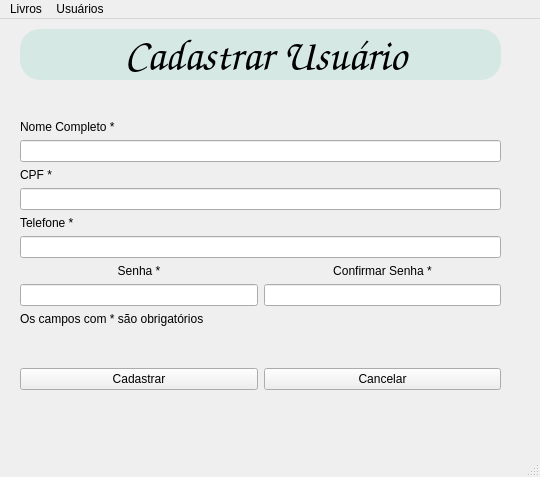
Old version of the form Ui/cadastrar_usuario.ui in the repository Braiani/Biblioteca-Python.
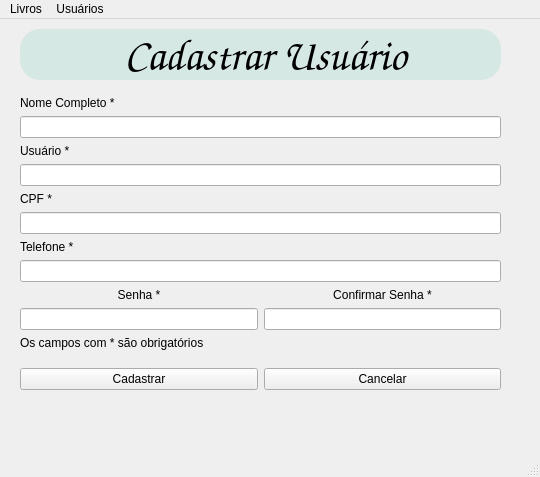
New version of the form. Icons and pictures are not drawn.

Commit message: Finalizado Tela de cadastrar usuário

Diff of the .ui file:
```diff
--- a/Ui/cadastrar_usuario.ui
+++ b/Ui/cadastrar_usuario.ui
@@ -119,33 +119,43 @@
       </widget>
      </item>
      <item row="2" column="0" colspan="2">
+      <widget class="QLabel" name="label_7">
+       <property name="text">
+        <string>Usuário *</string>
+       </property>
+      </widget>
+     </item>
+     <item row="3" column="0" colspan="2">
+      <widget class="QLineEdit" name="input_usuario"/>
+     </item>
+     <item row="4" column="0" colspan="2">
       <widget class="QLabel" name="label_5">
        <property name="text">
         <string>CPF *</string>
        </property>
       </widget>
      </item>
-     <item row="3" column="0" colspan="2">
+     <item row="5" column="0" colspan="2">
       <widget class="QLineEdit" name="input_cpf"/>
      </item>
-     <item row="4" column="0" colspan="2">
+     <item row="6" column="0" colspan="2">
       <widget class="QLabel" name="label_8">
        <property name="text">
         <string>Telefone *</string>
        </property>
       </widget>
      </item>
-     <item row="5" column="0" colspan="2">
-      <widget class="QLineEdit" name="input_telefone"/>
-     </item>
      <item row="7" column="0" colspan="2">
+      <widget class="QLineEdit" name="input_telefone"/>
+     </item>
+     <item row="9" column="0" colspan="2">
       <widget class="QLabel" name="label_2">
        <property name="text">
         <string>Os campos com * são obrigatórios</string>
        </property>
       </widget>
      </item>
-     <item row="6" column="0" colspan="2">
+     <item row="8" column="0" colspan="2">
       <layout class="QHBoxLayout" name="horizontalLayout_3">
        <item>
         <layout class="QVBoxLayout" name="verticalLayout">
```
Left out of the diff: 2 changed lines with no effect on the pictures. The commit also changes 5 other files.
